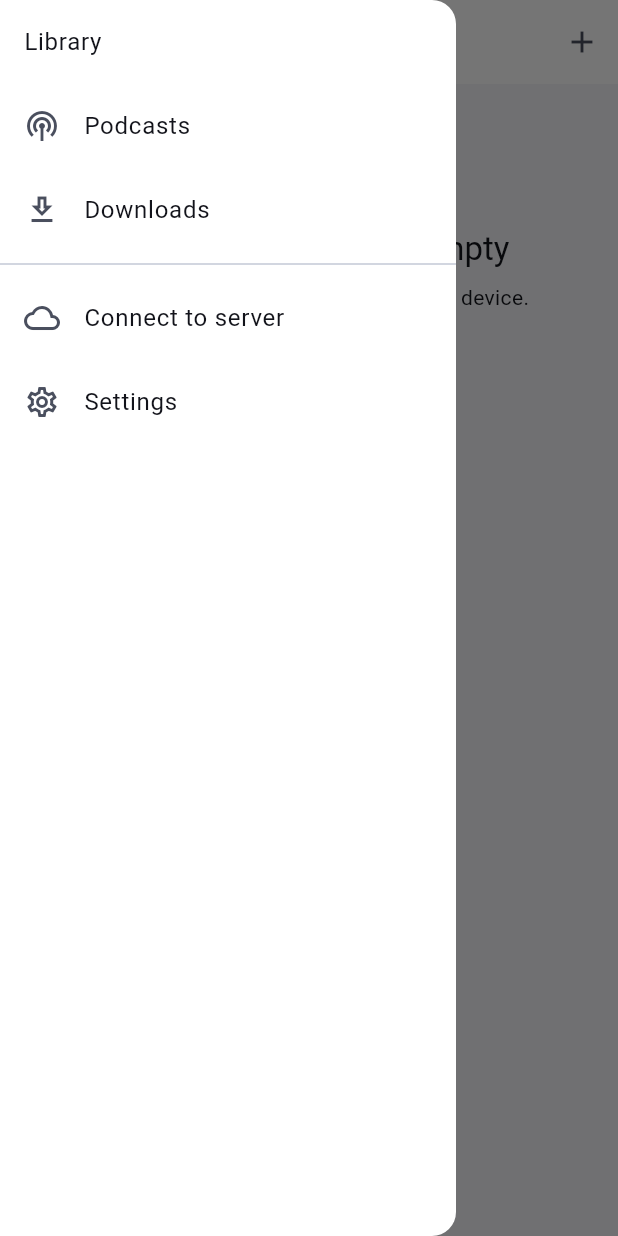
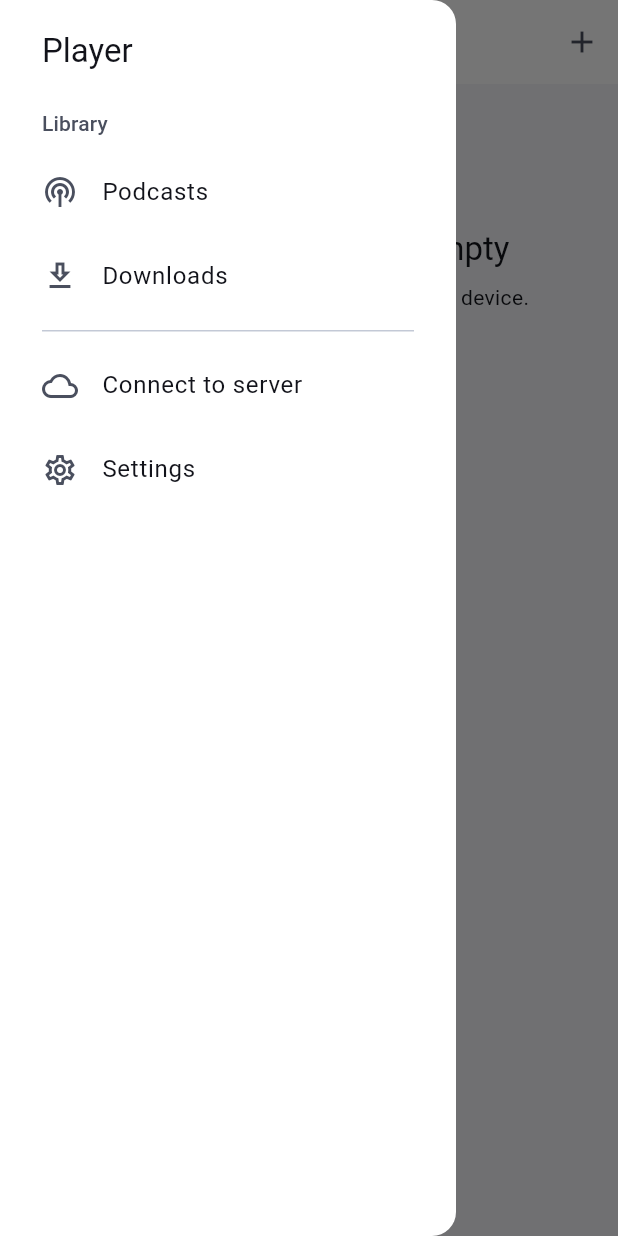
Before and after one commit to snonux/player, a Flutter app: the screen it shows after launch, with the side drawer open, on a phone screen of 412 x 824 dp. Run offline on Flutter 3.47's test engine with Material 3 defaults, Android fonts, the phone set to English and light mode, and no system bars; our stand-ins replace audio_service, cached_network_image, chewie, connectivity_plus, cookie_jar, dio and 13 more; missing offline and left inert: audio_session, vector_graphics_compiler; accounts and stored records are empty; project files that could hold a hidden picture were left out.

Commit message:
Android: grouped navigation, cleaner settings, podcast speed button
- The navigation drawer has a Player header and Library / Music sections,
  highlights the current page, and lists All music views only when a music
  shortcut is hidden. View options sit under their own label.
- Settings use standard 16dp margins; Keyboard shortcuts moved next to the
  version at the bottom.
- The podcast player shows the speed next to the skip buttons; the menu no
  longer repeats it for podcasts.
- README describes the new podcast rows, sheet, grid and mini player.

Co-Authored-By: Claude Opus 5.5 <noreply@anthropic.com>
Claude-Session: https://claude.ai/code/session_01LzMaWmacGTJngVFMcGpAVn

```diff
--- a/player-android/lib/screens/local_library_screen.dart
+++ b/player-android/lib/screens/local_library_screen.dart
@@ -43,24 +43,18 @@ class _LocalLibraryScreenState extends ConsumerState<LocalLibraryScreen> {
           const ServerSwitchButton(),
         ],
       ),
-      drawer: LibraryNavigationDrawer(children: [
-        ListTile(
-          key: const Key('local_connect_server_menu'),
-          leading: const Icon(Icons.cloud_outlined),
-          title: const Text('Connect to server'),
-          onTap: () {
-            Navigator.of(context).pop();
-            context.push(AppRoutes.server);
-          },
+      drawer: const LibraryNavigationDrawer(children: [
+        DrawerDestination(
+          key: Key('local_connect_server_menu'),
+          icon: Icons.cloud_outlined,
+          label: 'Connect to server',
+          route: AppRoutes.server,
         ),
-        ListTile(
-          key: const Key('local_settings_button'),
-          leading: const Icon(Icons.settings_outlined),
-          title: const Text('Settings'),
-          onTap: () {
-            Navigator.of(context).pop();
-            context.push(AppRoutes.settings);
-          },
+        DrawerDestination(
+          key: Key('local_settings_button'),
+          icon: Icons.settings_outlined,
+          label: 'Settings',
+          route: AppRoutes.settings,
         ),
       ]),
       body: library.when(
--- a/player-android/lib/widgets/library_navigation_drawer.dart
+++ b/player-android/lib/widgets/library_navigation_drawer.dart
@@ -4,15 +4,27 @@ import '../app_routes.dart';
 import '../l10n/music_localizations.dart';
 
 /// Stable library destinations across connected, device and offline modes.
+///
+/// Destinations come first and are grouped under short section labels;
+/// [extras] add mode-specific library destinations right after Podcasts and
+/// Downloads, and [children] add further sections below a divider.
 class LibraryNavigationDrawer extends StatelessWidget {
-  const LibraryNavigationDrawer({super.key, this.children = const []});
+  const LibraryNavigationDrawer(
+      {super.key, this.children = const [], this.extras = const []});
   final List<Widget> children;
+  final List<Widget> extras;
 
   @override
   Widget build(BuildContext context) => Drawer(
         child: SafeArea(
-          child: ListView(children: [
-            ListTile(title: Text(context.tr('Library'))),
+          child:
+              ListView(padding: const EdgeInsets.only(bottom: 16), children: [
+            Padding(
+              padding: const EdgeInsets.fromLTRB(28, 20, 16, 12),
+              child:
+                  Text('Player', style: Theme.of(context).textTheme.titleLarge),
+            ),
+            DrawerSectionLabel(context.tr('Library')),
             for (final destination in const [
               (Icons.podcasts, 'Podcasts', AppRoutes.podcasts),
               (
@@ -21,22 +33,75 @@ class LibraryNavigationDrawer extends StatelessWidget {
                 AppRoutes.offlineDownloads
               ),
             ])
-              ListTile(
+              DrawerDestination(
                 key: ValueKey(
                     'library_navigation_${destination.$2.toLowerCase()}'),
-                leading: Icon(destination.$1),
-                title: Text(context.tr(destination.$2)),
-                onTap: () {
-                  final router = GoRouter.of(context);
-                  Navigator.of(context).pop();
-                  if (router.state.uri.path != destination.$3) {
-                    router.push(destination.$3);
-                  }
-                },
+                icon: destination.$1,
+                label: context.tr(destination.$2),
+                route: destination.$3,
               ),
-            if (children.isNotEmpty) const Divider(),
+            ...extras,
+            if (children.isNotEmpty)
+              const Padding(
+                padding: EdgeInsets.symmetric(horizontal: 28, vertical: 8),
+                child: Divider(height: 1),
+              ),
             ...children,
           ]),
         ),
       );
 }
+
+/// Small section title inside the navigation drawer.
+class DrawerSectionLabel extends StatelessWidget {
+  const DrawerSectionLabel(this.label, {super.key});
+  final String label;
+  @override
+  Widget build(BuildContext context) => Padding(
+        padding: const EdgeInsets.fromLTRB(28, 12, 16, 8),
+        child: Text(label,
+            style: Theme.of(context).textTheme.titleSmall?.copyWith(
+                color: Theme.of(context).colorScheme.onSurfaceVariant)),
+      );
+}
+
+/// A drawer row that closes the drawer and opens [route], highlighted while
+/// that route is the current page.
+class DrawerDestination extends StatelessWidget {
+  const DrawerDestination(
+      {super.key,
+      required this.icon,
+      required this.label,
+      required this.route,
+      this.onTap});
+  final IconData icon;
+  final String label;
+  final String route;
+
+  /// Replaces the default push, e.g. for a library switch.
+  final VoidCallback? onTap;
+
+  @override
+  Widget build(BuildContext context) {
+    final router = GoRouter.maybeOf(context);
+    final current = router?.state.uri.path == route;
+    return Padding(
+      padding: const EdgeInsets.symmetric(horizontal: 12),
+      child: ListTile(
+        shape: const StadiumBorder(),
+        selected: current,
+        selectedTileColor: Theme.of(context).colorScheme.secondaryContainer,
+        leading: Icon(icon),
+        title: Text(label),
+        onTap: () {
+          Navigator.of(context).pop();
+          if (onTap != null) {
+            onTap!();
+          } else if (!current) {
+            (router ?? GoRouter.of(context)).push(route);
+          }
+        },
+      ),
+    );
+  }
+}
```
Also changed, not shown: player-android/lib/screens/audio_player_screen.dart (+18 -2 lines), player-android/lib/screens/home_screen.dart (+43 -48 lines), player-android/lib/screens/settings_screen.dart (+15 -18 lines), 2 other files.
